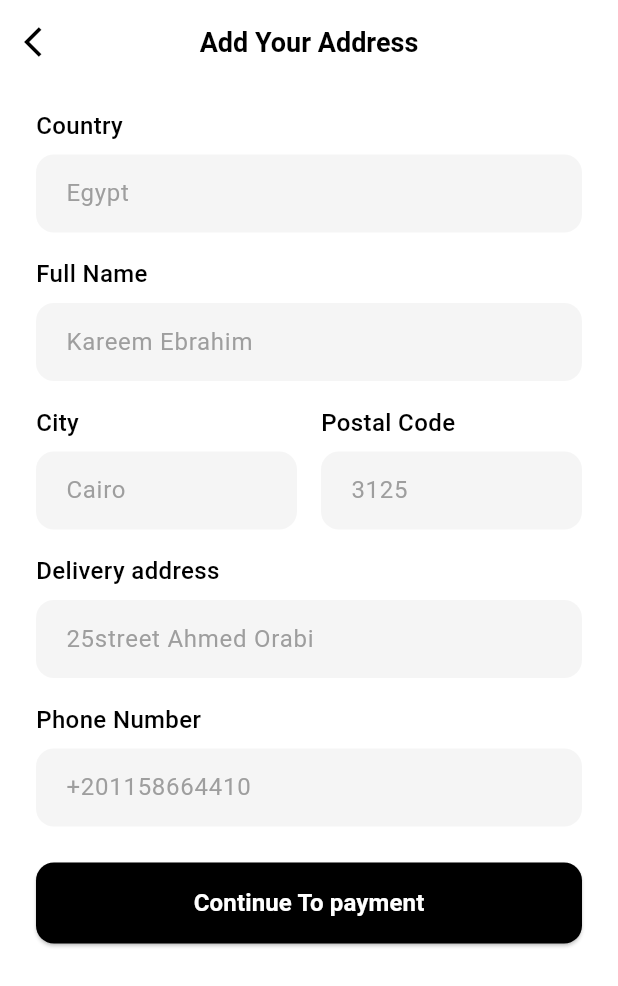
After one commit to nhahub/NHA-223, a Flutter app: the AddressScreen screen opened directly, on a phone screen of 412 x 824 dp. The commit adds this screen. Shown: the top 986 px of the screen. Run offline on Flutter 3.47's test engine with Material 3 defaults, Android fonts, the phone set to English and light mode, and no system bars; our stand-ins replace carousel_slider, flutter_screenutil, flutter_svg, gap, smooth_page_indicator; missing offline and left inert: depi_final2; network calls fail.

```diff
--- /dev/null
+++ b/lib/features/address/address_screen.dart
@@ -0,0 +1,126 @@
+import 'package:flutter/material.dart';
+
+class AddressScreen extends StatelessWidget {
+  const AddressScreen({super.key});
+
+  @override
+  Widget build(BuildContext context) {
+    return Scaffold(
+      backgroundColor: Colors.white,
+      appBar: AppBar(
+        backgroundColor: Colors.white,
+        elevation: 0,
+        centerTitle: true,
+        leading: IconButton(
+          icon: const Icon(Icons.arrow_back_ios, color: Colors.black),
+          onPressed: () => Navigator.pop(context),
+        ),
+        title: const Text(
+          "Add Your Address",
+          style: TextStyle(
+            color: Colors.black,
+            fontWeight: FontWeight.bold,
+            fontSize: 18,
+          ),
+        ),
+      ),
+
+      body: SingleChildScrollView(
+        physics: const BouncingScrollPhysics(),
+        padding: const EdgeInsets.symmetric(horizontal: 24, vertical: 16),
+        child: Column(
+          crossAxisAlignment: CrossAxisAlignment.start,
+          children: [
+            _buildTextField(label: "Country", hint: "Egypt"),
+            const SizedBox(height: 16),
+
+            _buildTextField(label: "Full Name", hint: "Kareem Ebrahim"),
+            const SizedBox(height: 16),
+
+            Row(
+              children: [
+                Expanded(
+                  child: _buildTextField(label: "City", hint: "Cairo"),
+                ),
+                const SizedBox(width: 16),
+                Expanded(
+                  child: _buildTextField(label: "Postal Code", hint: "3125"),
+                ),
+              ],
+            ),
+            const SizedBox(height: 16),
+
+            _buildTextField(
+              label: "Delivery address",
+              hint: "25street Ahmed Orabi",
+            ),
+            const SizedBox(height: 16),
+
+            _buildTextField(
+              label: "Phone Number",
+              hint: "+201158664410",
+              keyboardType: TextInputType.phone,
+            ),
+            const SizedBox(height: 24),
+
+            SizedBox(
+              width: double.infinity,
+              height: 54,
+              child: ElevatedButton(
+                onPressed: () {
+                },
+                style: ElevatedButton.styleFrom(
+                  backgroundColor: Colors.black,
+                  shape: RoundedRectangleBorder(
+                    borderRadius: BorderRadius.circular(12),
+                  ),
+                ),
+                child: const Text(
+                  "Continue To payment",
+                  style: TextStyle(
+                    fontSize: 16,
+                    fontWeight: FontWeight.w600,
+                    color: Colors.white,
+                  ),
+                ),
+              ),
+            ),
+          ],
+        ),
+      ),
+    );
+  }
+
+  Widget _buildTextField({
+    required String label,
+    required String hint,
+    TextInputType keyboardType = TextInputType.text,
+  }) {
+    return Column(
+      crossAxisAlignment: CrossAxisAlignment.start,
+      children: [
+        Text(
+          label,
+          style:
+              const TextStyle(fontSize: 16, fontWeight: FontWeight.w500, color: Colors.black),
+        ),
+        const SizedBox(height: 8),
+        TextField(
+          keyboardType: keyboardType,
+          decoration: InputDecoration(
+            hintText: hint,
+            hintStyle: const TextStyle(color: Colors.grey),
+            filled: true,
+            fillColor: const Color(0xFFF5F5F5),
+            contentPadding:
+                const EdgeInsets.symmetric(vertical: 14, horizontal: 16),
+            border: OutlineInputBorder(
+              borderRadius: BorderRadius.circular(12),
+              borderSide: BorderSide.none,
+            ),
+          ),
+        ),
+      ],
+    );
+  }
+}
```
Also changed, not shown: lib/features/category/category_screen.dart (added, +306 -0 lines), lib/features/home_screen/tabs/profile_tab/profile_tab.dart (+189 -3 lines), lib/features/splash_screen.dart (added, +50 -0 lines).
